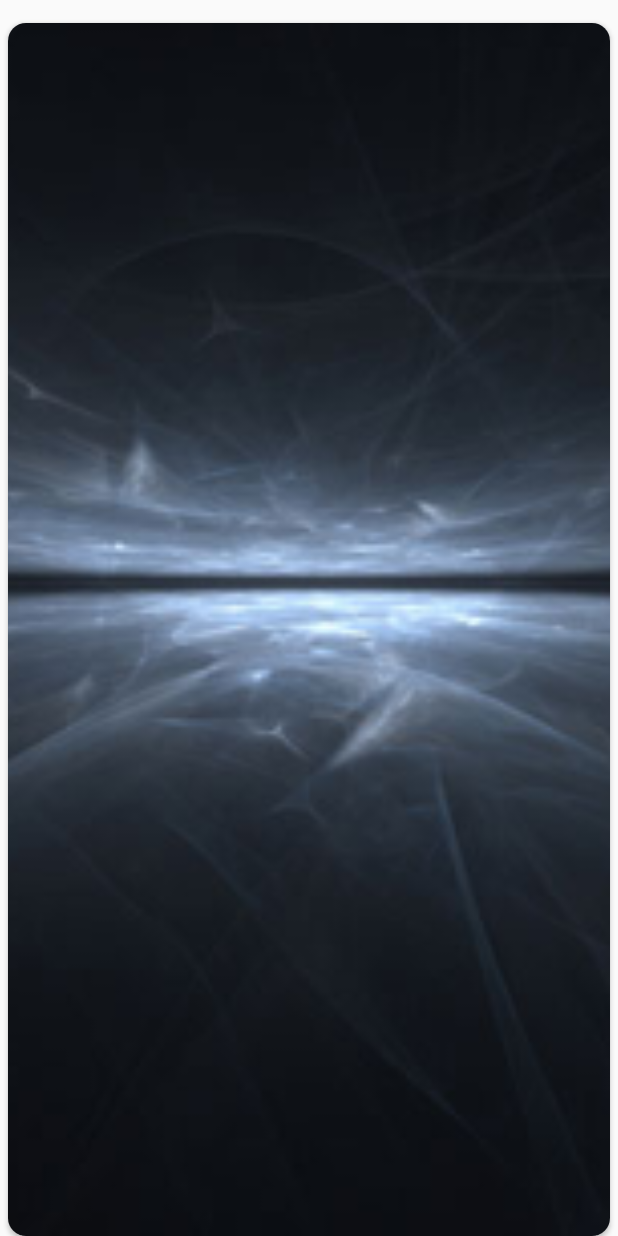
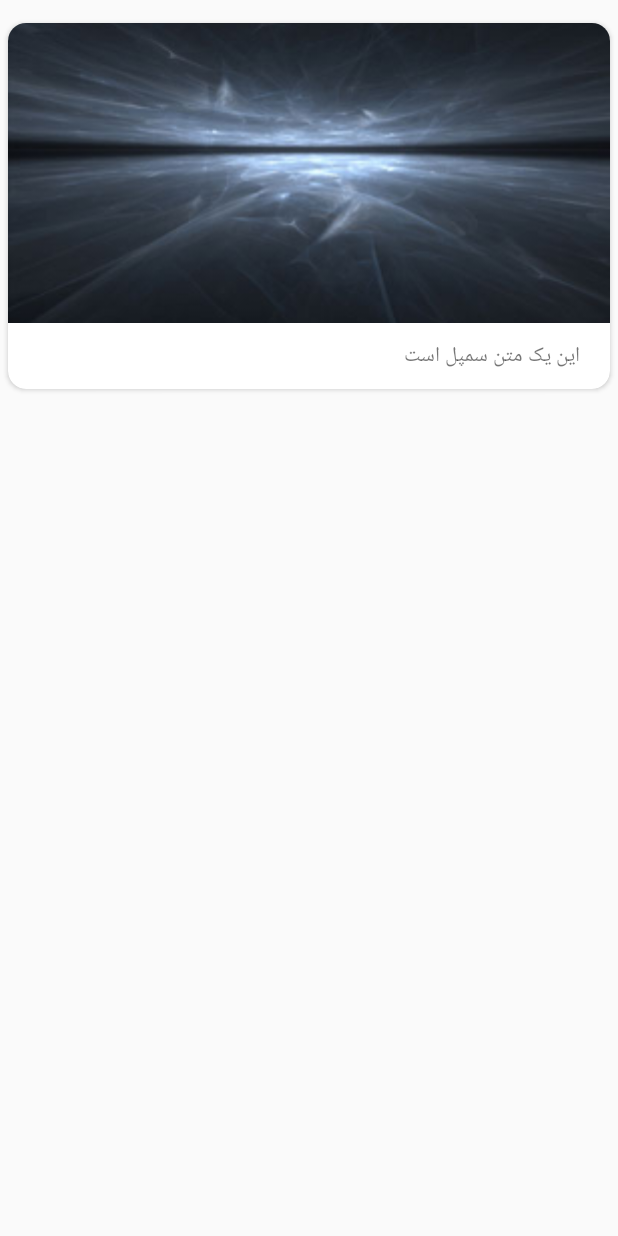
Before and after one commit to ehsansouri23/bina-manual-android, an Android app: the layout data_item.xml on its own in the app's theme, with its tools: preview values and no code run, on a phone screen of 412 x 824 dp. Run offline under Robolectric (Android 15) with nearby library versions, the light colour scheme and no system bars.

Commit message:
add 200dp height

```diff
--- a/app/src/main/res/layout/data_item.xml
+++ b/app/src/main/res/layout/data_item.xml
@@ -17,7 +17,7 @@
         <ImageView
             android:id="@+id/data_image"
             android:layout_width="match_parent"
-            android:layout_height="match_parent"
+            android:layout_height="200dp"
             android:elevation="20dp"
             android:scaleType="centerCrop"
             android:src="@mipmap/carr" />
```
